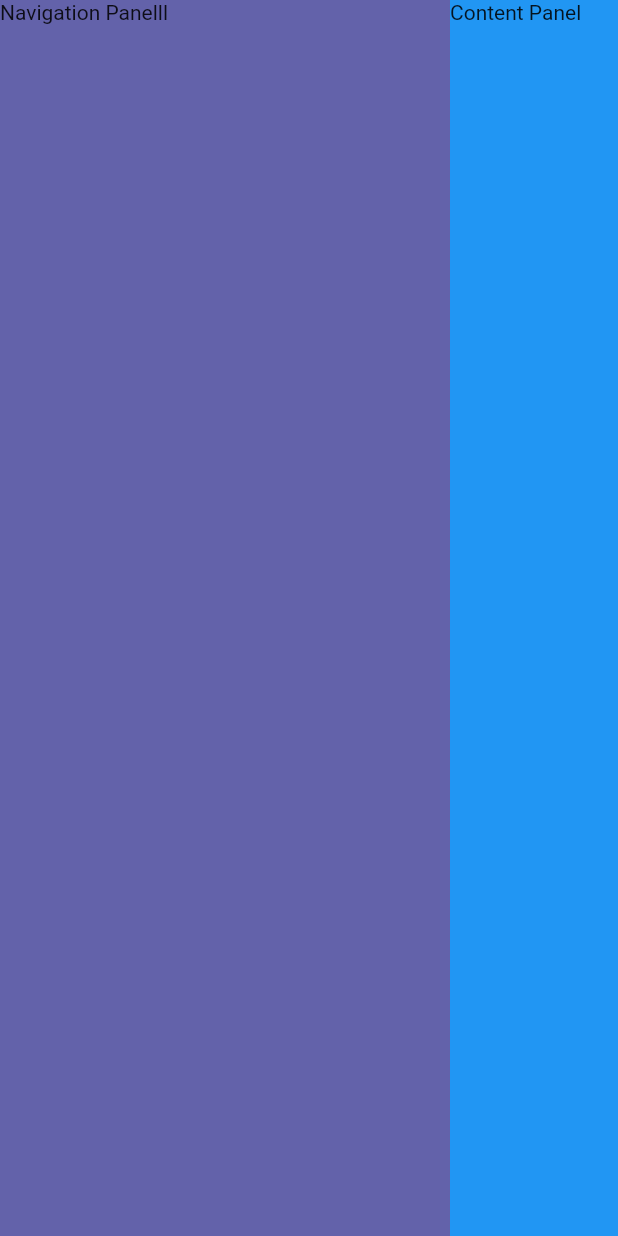
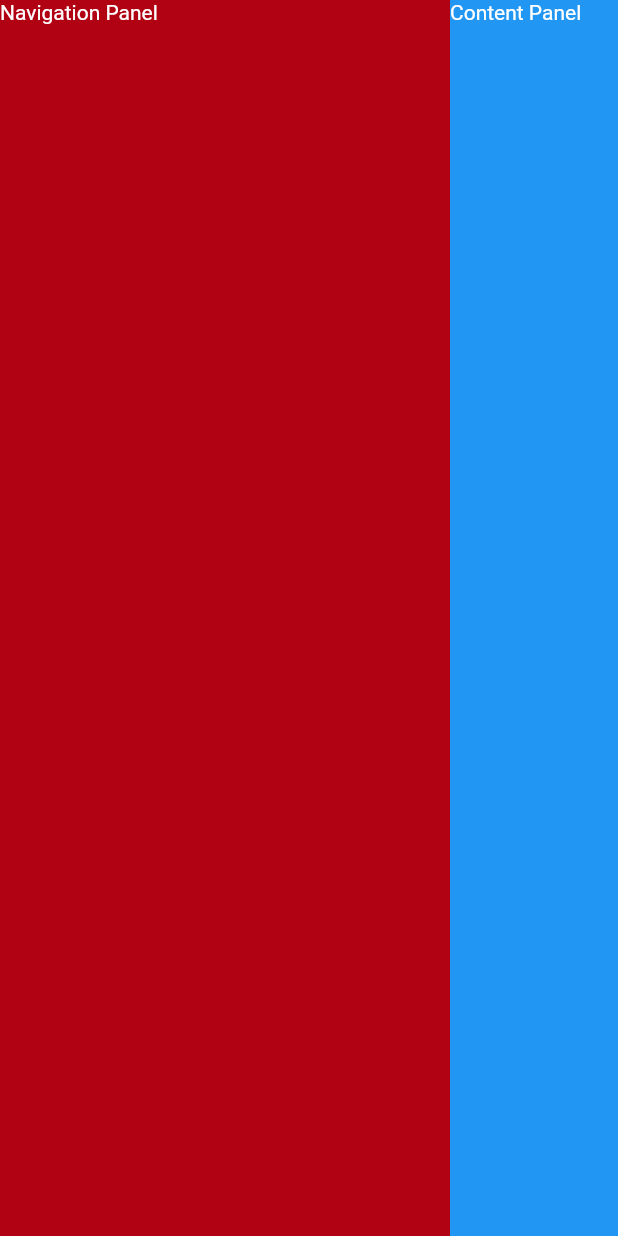
Before and after one commit to xaraphix/luki, a Flutter app: the screen it shows after launch, on a phone screen of 412 x 824 dp. Run offline on Flutter 3.47's test engine with Material 2 defaults, Android fonts, the phone set to English and light mode, and no system bars.

Commit message:
wires in colorscheme

```diff
--- a/lib/styles/themes.dart
+++ b/lib/styles/themes.dart
@@ -7,7 +7,16 @@ class AppTheme with ChangeNotifier {
   static ThemeMode get themeMode => ThemeMode.dark;
 
   static final ThemeData darkTheme = ThemeData(
-      primaryColor: const Color.fromARGB(255, 99, 98, 170),
-      scaffoldBackgroundColor: const Color.fromARGB(255, 11, 11, 11),
-      cardColor: Colors.black);
+      colorScheme: const ColorScheme(
+          brightness: Brightness.dark,
+          primary: Color.fromARGB(255, 36, 0, 241),
+          onPrimary: Colors.white,
+          secondary: Color.fromARGB(255, 36, 0, 241),
+          onSecondary: Colors.white,
+          error: Color.fromARGB(255, 177, 2, 19),
+          onError: Colors.white,
+          background: Colors.black,
+          onBackground: Colors.white,
+          surface: Colors.grey,
+          onSurface: Colors.white));
 }
--- a/lib/widgets/navigation_panel_dart.dart
+++ b/lib/widgets/navigation_panel_dart.dart
@@ -9,7 +9,7 @@ class NavigationPanelDesktop extends StatelessWidget {
         width: 300,
         height: double.infinity,
         child: Container(
-            color: Theme.of(context).primaryColor,
-            child: const Text('Navigation Panelll')));
+            color: Theme.of(context).colorScheme.error,
+            child: const Text('Navigation Panel')));
   }
 }
```
